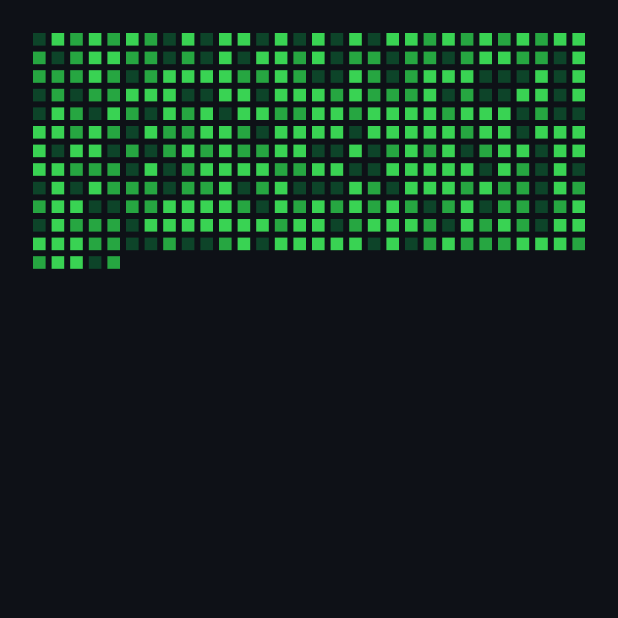
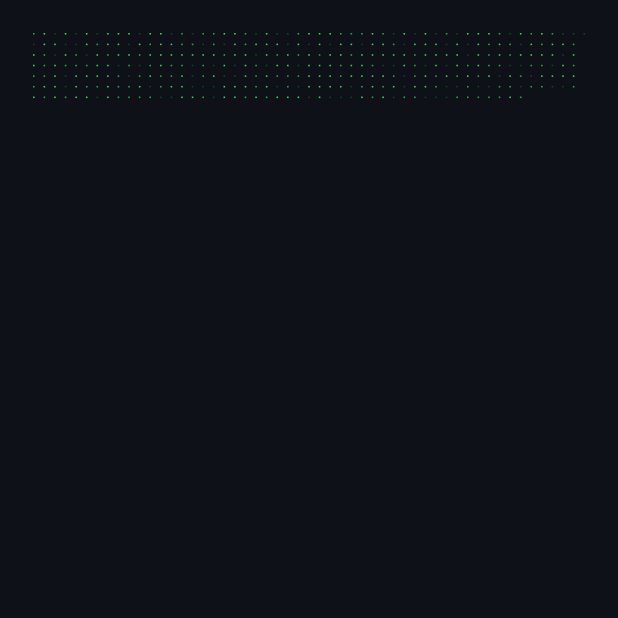
Before and after one commit to adityathakurxd/transactions, a Flutter app: the screen it shows after launch, on a phone screen of 412 x 824 dp, the top half of it. Run offline on Flutter 3.47's test engine with Material 3 defaults, Android fonts, the phone set to English and light mode, and no system bars; our stand-ins replace flutter_riverpod.

Commit message:
Fix transaction grid to layout vertically in 7 rows

```diff
--- a/lib/screens/transaction_screen.dart
+++ b/lib/screens/transaction_screen.dart
@@ -33,6 +33,10 @@ class TransactionsGrid extends StatelessWidget {
 
   @override
   Widget build(BuildContext context) {
+    final reversedTransactions = transactions.reversed.toList();
+    int rows = 7;
+    int columns = (reversedTransactions.length / rows).ceil();
+
     return Scaffold(
       backgroundColor: const Color.fromARGB(255, 14, 17, 23),
       body: Center(
@@ -41,26 +45,43 @@ class TransactionsGrid extends StatelessWidget {
           child: Padding(
             padding: const EdgeInsets.all(20.0),
             child: GridView.builder(
-              gridDelegate: const SliverGridDelegateWithFixedCrossAxisCount(
-                  crossAxisCount: 30),
-              itemCount: transactions.length,
+              gridDelegate: SliverGridDelegateWithFixedCrossAxisCount(
+                crossAxisCount: columns,
+                crossAxisSpacing: 2.0,
+                mainAxisSpacing: 2.0,
+              ),
+              itemCount: reversedTransactions.length,
               itemBuilder: (context, index) {
-                Color color = _getColorForSpending(transactions[index].amount);
+                int column = index % columns;
+                int row = index ~/ columns;
+                int actualIndex = row + column * rows;
+
+                if (actualIndex >= reversedTransactions.length) {
+                  return Container(); // Return an empty container if out of range
+                }
+
+                Color color = _getColorForSpending(
+                    reversedTransactions[actualIndex].amount);
+
                 return GestureDetector(
                   onTap: () {
-                    if (transactions[index].transactions.length > 1) {
+                    if (reversedTransactions[actualIndex].transactions.length >
+                        1) {
                       showModalBottomSheet(
                         context: context,
                         builder: (context) {
                           return ListView.builder(
-                            itemCount: transactions[index].transactions.length,
+                            itemCount: reversedTransactions[actualIndex]
+                                .transactions
+                                .length,
                             itemBuilder: (context, innerIndex) {
                               Transaction transaction =
-                                  transactions[index].transactions[innerIndex];
+                                  reversedTransactions[actualIndex]
+                                      .transactions[innerIndex];
                               return ListTile(
                                 title: Text(transaction.category),
-                                subtitle: Text(DateFormat.yMMMMd()
-                                    .format(transactions[index].date)),
+                                subtitle: Text(DateFormat.yMMMMd().format(
+                                    reversedTransactions[actualIndex].date)),
                                 trailing:
                                     Text(transaction.amount.toStringAsFixed(2)),
                               );
```
